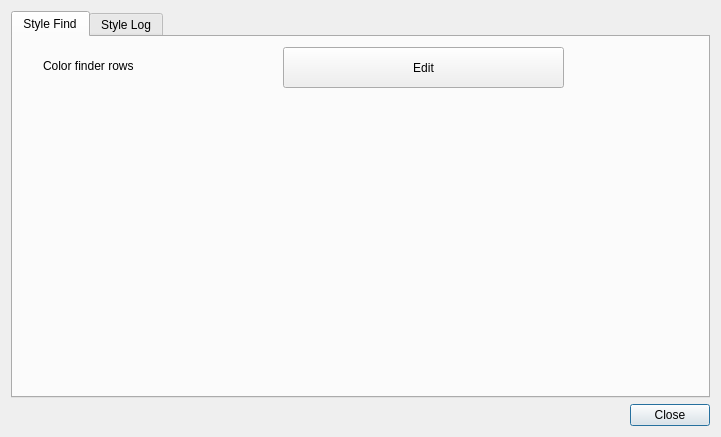
The window that dialogsettings.ui (ionson100/bsrlog) describes before a commit, drawn with Qt 5.
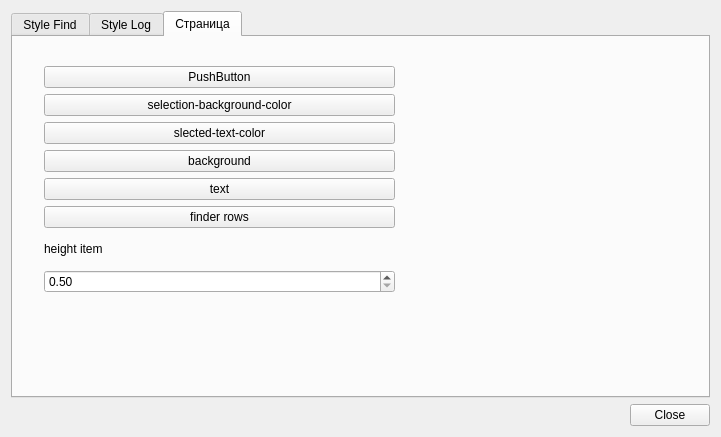
The same window after the commit.

```diff
--- a/dialogsettings.ui
+++ b/dialogsettings.ui
@@ -14,34 +14,12 @@
    <string>Dialog</string>
   </property>
   <layout class="QGridLayout" name="gridLayout">
-   <item row="1" column="0">
-    <layout class="QHBoxLayout" name="horizontalLayout">
-     <item>
-      <spacer name="horizontalSpacer">
-       <property name="orientation">
-        <enum>Qt::Horizontal</enum>
-       </property>
-       <property name="sizeHint" stdset="0">
-        <size>
-         <width>178</width>
-         <height>20</height>
-        </size>
-       </property>
-      </spacer>
-     </item>
-     <item>
-      <widget class="QPushButton" name="pushButton_2">
-       <property name="text">
-        <string>Close</string>
-       </property>
-      </widget>
-     </item>
-    </layout>
-   </item>
    <item row="0" column="0">
+    <layout class="QVBoxLayout" name="verticalLayout">
+     <item>
     <widget class="QTabWidget" name="tabWidget">
      <property name="currentIndex">
-      <number>0</number>
+        <number>2</number>
      </property>
      <widget class="QWidget" name="tab">
       <attribute name="title">
@@ -60,7 +38,7 @@
         <string>Color finder rows</string>
        </property>
       </widget>
-      <widget class="QPushButton" name="pushButton_color">
+        <widget class="QPushButton" name="pushButton_colort">
        <property name="geometry">
         <rect>
          <x>270</x>
@@ -122,7 +100,112 @@
        </item>
       </layout>
      </widget>
-    </widget>
+       <widget class="QWidget" name="tab_3">
+        <attribute name="title">
+         <string>Страница</string>
+        </attribute>
+        <widget class="QWidget" name="">
+         <property name="geometry">
+          <rect>
+           <x>31</x>
+           <y>29</y>
+           <width>351</width>
+           <height>227</height>
+          </rect>
+         </property>
+         <layout class="QVBoxLayout" name="verticalLayout_2">
+          <item>
+           <widget class="QPushButton" name="pushButton_font_dialog">
+            <property name="text">
+             <string>PushButton</string>
+            </property>
+           </widget>
+          </item>
+          <item>
+           <widget class="QPushButton" name="pushButton_sbc">
+            <property name="text">
+             <string>selection-background-color</string>
+            </property>
+           </widget>
+          </item>
+          <item>
+           <widget class="QPushButton" name="pushButton_stxc">
+            <property name="text">
+             <string>slected-text-color</string>
+            </property>
+           </widget>
+          </item>
+          <item>
+           <widget class="QPushButton" name="pushButton_background">
+            <property name="text">
+             <string>background</string>
+            </property>
+           </widget>
+          </item>
+          <item>
+           <widget class="QPushButton" name="pushButton_color_text">
+            <property name="text">
+             <string>text</string>
+            </property>
+           </widget>
+          </item>
+          <item>
+           <widget class="QPushButton" name="pushButton_color">
+            <property name="text">
+             <string>finder rows</string>
+            </property>
+           </widget>
+          </item>
+          <item>
+           <widget class="QLabel" name="label_2">
+            <property name="text">
+             <string>height item</string>
+            </property>
+           </widget>
+          </item>
+          <item>
+           <widget class="QDoubleSpinBox" name="doubleSpinBox1">
+            <property name="minimum">
+             <double>0.500000000000000</double>
+            </property>
+            <property name="maximum">
+             <double>5.000000000000000</double>
+            </property>
+            <property name="singleStep">
+             <double>0.100000000000000</double>
+            </property>
+           </widget>
+          </item>
+         </layout>
+        </widget>
+       </widget>
+      </widget>
+     </item>
+     <item>
+      <layout class="QHBoxLayout" name="horizontalLayout">
+       <item>
+        <spacer name="horizontalSpacer">
+         <property name="orientation">
+          <enum>Qt::Horizontal</enum>
+         </property>
+         <property name="sizeHint" stdset="0">
+          <size>
+           <width>178</width>
+           <height>20</height>
+          </size>
+         </property>
+        </spacer>
+       </item>
+       <item>
+        <widget class="QPushButton" name="pushButton_2">
+         <property name="text">
+          <string>Close</string>
+         </property>
+        </widget>
+       </item>
+      </layout>
+     </item>
+    </layout>
    </item>
   </layout>
  </widget>
```
Lines whose indentation alone changed are shown as unchanged.
